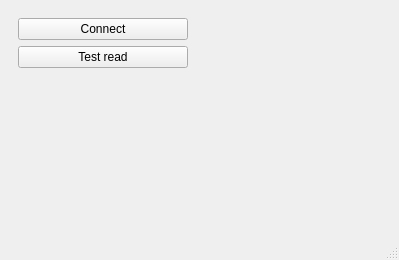
The window that dh-gripper-ui/mainwindow.ui (gstorm-b/DH-Gripper-UI) describes before a commit, drawn with Qt 5.
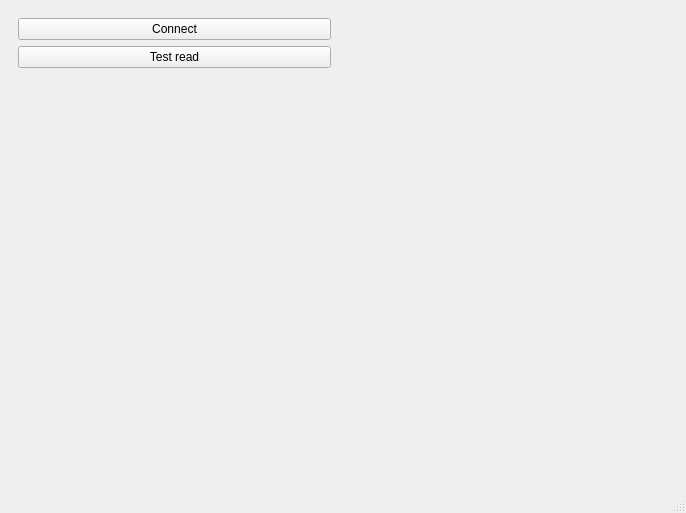
The same window after the commit. Custom widgets are drawn as their Qt base class.

Patch:
```diff
--- a/dh-gripper-ui/mainwindow.ui
+++ b/dh-gripper-ui/mainwindow.ui
@@ -6,16 +6,16 @@
    <rect>
     <x>0</x>
     <y>0</y>
-    <width>399</width>
-    <height>260</height>
+    <width>686</width>
+    <height>513</height>
    </rect>
   </property>
   <property name="windowTitle">
    <string>MainWindow</string>
   </property>
   <widget class="QWidget" name="centralwidget">
-   <layout class="QHBoxLayout" name="horizontalLayout">
-    <item>
+   <layout class="QGridLayout" name="gridLayout">
+    <item row="0" column="0">
      <layout class="QVBoxLayout" name="verticalLayout">
       <property name="leftMargin">
        <number>9</number>
@@ -58,7 +58,7 @@
       </item>
      </layout>
     </item>
-    <item>
+    <item row="0" column="1">
      <widget class="SerialSettingWidget" name="WidgetSerialSetting" native="true"/>
     </item>
    </layout>
@@ -82,6 +82,12 @@
    <header>widget/serialsettingwidget.h</header>
    <container>1</container>
   </customwidget>
+  <customwidget>
+   <class>DhRgiWidget</class>
+   <extends>QWidget</extends>
+   <header location="global">dh-robotic/dhrgiwidget.h</header>
+   <container>1</container>
+  </customwidget>
  </customwidgets>
  <resources/>
  <connections/>
```
Left out of the diff: 5 changed lines with no effect on the pictures.
